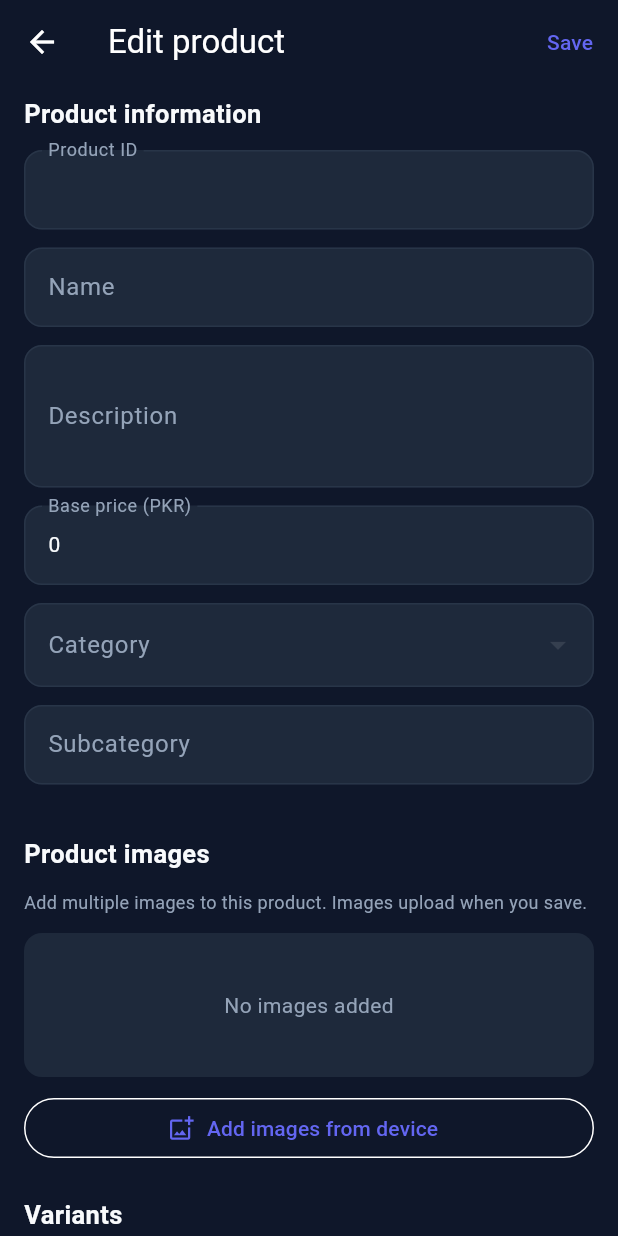
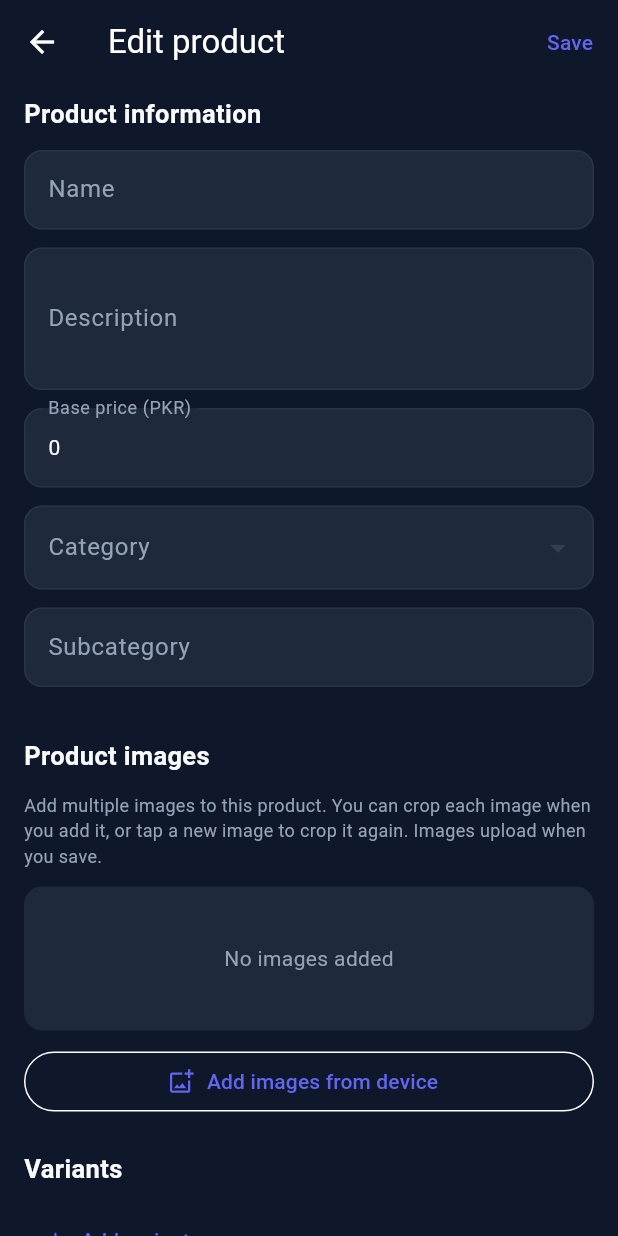
Before and after one commit to ah4170537/Commerce-Hub, a Flutter app: the ProductEditorScreen screen opened directly with empty values, after a tap on "Add images from device", on a phone screen of 412 x 824 dp. Run offline on Flutter 3.47's test engine with Material 3 defaults, Android fonts, the phone set to English and light mode, and no system bars; our stand-ins replace cloud_firestore, firebase_core, flutter_dotenv, image_cropper, image_picker; accounts and stored records are empty.

Commit message:
Added crop functionality during selecting image

```diff
--- a/lib/screens/product_editor_screen.dart
+++ b/lib/screens/product_editor_screen.dart
@@ -1,6 +1,7 @@
 import 'dart:typed_data';
 
 import 'package:flutter/material.dart';
+import 'package:image_cropper/image_cropper.dart';
 import 'package:image_picker/image_picker.dart';
 
 import '../constants/app_colors.dart';
@@ -127,8 +128,6 @@ class _ProductEditorScreenState extends State<ProductEditorScreen> {
           keyboardDismissBehavior: ScrollViewKeyboardDismissBehavior.onDrag,
           children: [
             _sectionTitle('Product information'),
-            if (!widget.isCreating)
-              _readOnlyField('Product ID', widget.product.id),
             _textField(_nameController, 'Name', required: true),
             _textField(_descriptionController, 'Description', maxLines: 3),
             _textField(
@@ -142,7 +141,9 @@ class _ProductEditorScreenState extends State<ProductEditorScreen> {
             const SizedBox(height: 22),
             _sectionTitle('Product images'),
             const Text(
-              'Add multiple images to this product. Images upload when you save.',
+              'Add multiple images to this product. You can crop each image '
+              'when you add it, or tap a new image to crop it again. '
+              'Images upload when you save.',
               style: TextStyle(color: AppColors.textSecondary, fontSize: 12),
             ),
             const SizedBox(height: 12),
@@ -204,19 +205,6 @@ class _ProductEditorScreenState extends State<ProductEditorScreen> {
     );
   }
 
-  Widget _readOnlyField(String label, String value) {
-    return Padding(
-      padding: const EdgeInsets.only(bottom: 12),
-      child: InputDecorator(
-        decoration: _inputDecoration(label),
-        child: Text(
-          value,
-          style: const TextStyle(color: AppColors.textSecondary),
-        ),
-      ),
-    );
-  }
-
   Widget _buildCategoryField() {
     final categoryNames = <String>{..._categories};
     if (widget.product.category.isNotEmpty) {
@@ -237,30 +225,21 @@ class _ProductEditorScreenState extends State<ProductEditorScreen> {
               padding: const EdgeInsets.only(bottom: 8),
               child: Text(
                 'Could not load categories: $_categoriesError',
-                style: const TextStyle(
-                  color: AppColors.warning,
-                  fontSize: 12,
-                ),
+                style: const TextStyle(color: AppColors.warning, fontSize: 12),
               ),
             ),
-          if (_loadingCategories)
-            const LinearProgressIndicator(minHeight: 2),
+          if (_loadingCategories) const LinearProgressIndicator(minHeight: 2),
           DropdownButtonFormField<String>(
             key: ValueKey(categories.join('\u0000')),
             initialValue: selectedCategory,
             isExpanded: true,
             decoration: _inputDecoration('Category'),
-            style: const TextStyle(
-              color: AppColors.textPrimary,
-              fontSize: 14,
-            ),
+            style: const TextStyle(color: AppColors.textPrimary, fontSize: 14),
             dropdownColor: AppColors.cardSurface,
             items: categories
                 .map(
-                  (category) => DropdownMenuItem(
-                    value: category,
-                    child: Text(category),
-                  ),
+                  (category) =>
+                      DropdownMenuItem(value: category, child: Text(category)),
                 )
                 .toList(),
             onChanged: _saving
@@ -383,7 +362,7 @@ class _ProductEditorScreenState extends State<ProductEditorScreen> {
         ),
         ..._newImages.asMap().entries.map(
           (entry) => _imageTile(
-            key: ValueKey('new-${entry.value.file.name}-${entry.key}'),
+            key: ValueKey('new-${entry.value.file.path}-${entry.key}'),
             image: Image.memory(
               entry.value.bytes,
               width: 92,
@@ -392,6 +371,8 @@ class _ProductEditorScreenState extends State<ProductEditorScreen> {
               cacheHeight: 276,
               fit: BoxFit.cover,
             ),
+            showCropBadge: true,
+            onTap: () => _recropNewImage(entry.key),
             onRemove: () => setState(() {
               _newImages.removeAt(entry.key);
             }),
@@ -405,14 +386,35 @@ class _ProductEditorScreenState extends State<ProductEditorScreen> {
     required Key key,
     required Widget image,
     required VoidCallback onRemove,
+    VoidCallback? onTap,
+    bool showCropBadge = false,
   }) {
     return Stack(
       key: key,
       children: [
-        ClipRRect(
-          borderRadius: BorderRadius.circular(12),
-          child: SizedBox(width: 92, height: 92, child: image),
+        GestureDetector(
+          onTap: onTap,
+          child: ClipRRect(
+            borderRadius: BorderRadius.circular(12),
+            child: SizedBox(width: 92, height: 92, child: image),
+          ),
         ),
+        if (showCropBadge)
+          Positioned(
+            left: 3,
+            bottom: 3,
+            child: IgnorePointer(
+              child: Container(
+                padding: const EdgeInsets.all(4),
+                decoration: BoxDecoration(
+                  color: Colors.black.withValues(alpha: 0.7),
+                  shape: BoxShape.circle,
+                ),
+                child: const Icon(Icons.crop_rounded,
+                    size: 14, color: Colors.white),
+              ),
+            ),
+          ),
         Positioned(
           right: 3,
           top: 3,
@@ -537,6 +539,34 @@ class _ProductEditorScreenState extends State<ProductEditorScreen> {
     );
   }
 
+  /// Opens the crop UI. Returns an [XFile] with the cropped result,
+  /// or null if the user cancelled.
+  Future<XFile?> _cropImage(String sourcePath) async {
+    const presets = [
+      CropAspectRatioPreset.original,
+      CropAspectRatioPreset.square,
+      CropAspectRatioPreset.ratio4x3,
+      CropAspectRatioPreset.ratio16x9,
+    ];
+
+    final cropped = await ImageCropper().cropImage(
+      sourcePath: sourcePath,
+      maxWidth: 1920,
+      maxHeight: 1920,
+      compressQuality: 85,
+      uiSettings: [
+        IOSUiSettings(
+          title: 'Crop image',
+          aspectRatioPresets: presets,
+        ),
+        WebUiSettings(context: context),
+      ],
+    );
+
+    if (cropped == null) return null;
+    return XFile(cropped.path);
+  }
+
   Future<void> _pickImages() async {
     try {
       final files = await _picker.pickMultiImage(
@@ -545,19 +575,41 @@ class _ProductEditorScreenState extends State<ProductEditorScreen> {
         imageQuality: 85,
       );
       if (!mounted || files.isEmpty) return;
+
       final images = <_NewImage>[];
       for (final file in files) {
-        final bytes = await file.readAsBytes();
+        // Crop one by one. Cancelling the crop skips that image.
+        final cropped = await _cropImage(file.path);
+        if (!mounted) return;
+        if (cropped == null) continue;
+
+        final bytes = await cropped.readAsBytes();
         if (bytes.isEmpty) {
           throw FormatException('Selected image "${file.name}" is empty.');
         }
-        images.add(_NewImage(file: file, bytes: bytes));
+        images.add(_NewImage(file: cropped, bytes: bytes));
       }
       if (!mounted) return;
-      setState(() => _newImages.addAll(images));
+      if (images.isNotEmpty) setState(() => _newImages.addAll(images));
     } catch (error) {
       if (!mounted) return;
       _showMessage('Could not read selected images: $error');
+    }
+  }
+
+  Future<void> _recropNewImage(int index) async {
+    if (_saving) return;
+    try {
+      final cropped = await _cropImage(_newImages[index].file.path);
+      if (cropped == null || !mounted) return;
+      final bytes = await cropped.readAsBytes();
+      if (!mounted) return;
+      setState(
+        () => _newImages[index] = _NewImage(file: cropped, bytes: bytes),
+      );
+    } catch (error) {
+      if (!mounted) return;
+      _showMessage('Could not crop image: $error');
     }
   }
 
--- a/lib/widgets/product_card.dart
+++ b/lib/widgets/product_card.dart
@@ -132,7 +132,7 @@ class _ProductCardState extends State<ProductCard> {
                     ),
                     const SizedBox(height: 4),
                     Text(
-                      '${product.id} · ${product.category}'
+                      '${product.category}'
                       '${product.subCategory.isEmpty ? '' : ' · ${product.subCategory}'}',
                       style: const TextStyle(
                         color: AppColors.textSecondary,
--- a/pubspec.yaml
+++ b/pubspec.yaml
@@ -39,6 +39,7 @@ dependencies:
   image_picker: ^1.2.4
   http: ^1.6.0
   flutter_dotenv: ^6.0.1
+  image_cropper: ^13.0.0
 
 dev_dependencies:
   flutter_test:
```
Also changed, not shown: pubspec.lock, 2 other files.
